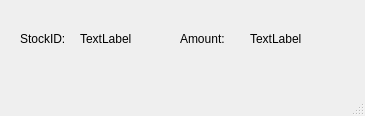
The window that View/stockview.ui (JakobHallin/metodikProjekt) describes before a commit, drawn with Qt 5.
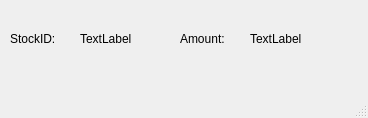
The same window after the commit.

The edit to the form file:
```diff
--- a/View/stockview.ui
+++ b/View/stockview.ui
@@ -6,8 +6,8 @@
    <rect>
     <x>0</x>
     <y>0</y>
-    <width>365</width>
-    <height>116</height>
+    <width>368</width>
+    <height>118</height>
    </rect>
   </property>
   <property name="windowTitle">
@@ -43,9 +43,9 @@
    <widget class="QLabel" name="label_3">
     <property name="geometry">
      <rect>
-      <x>20</x>
+      <x>10</x>
       <y>30</y>
-      <width>67</width>
+      <width>61</width>
       <height>17</height>
      </rect>
     </property>
@@ -58,7 +58,7 @@
      <rect>
       <x>180</x>
       <y>30</y>
-      <width>67</width>
+      <width>61</width>
       <height>17</height>
      </rect>
     </property>
```
Left out of the diff: 2 changed lines with no effect on the pictures.
